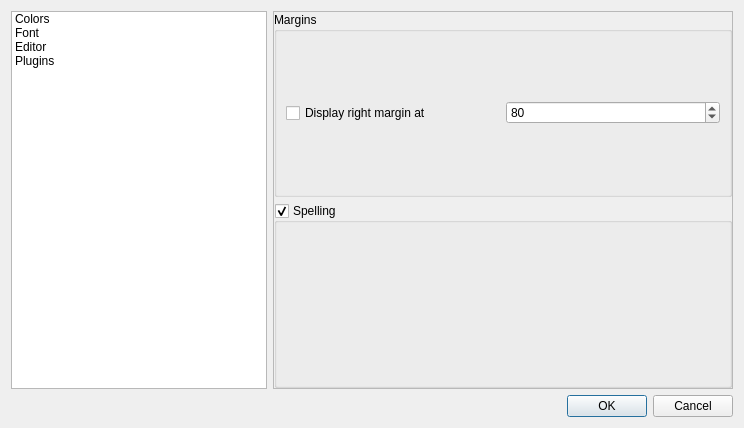
The window that src/editor/settings.ui (igormironchik/markdown-tools) describes before a commit, drawn with Qt 5.
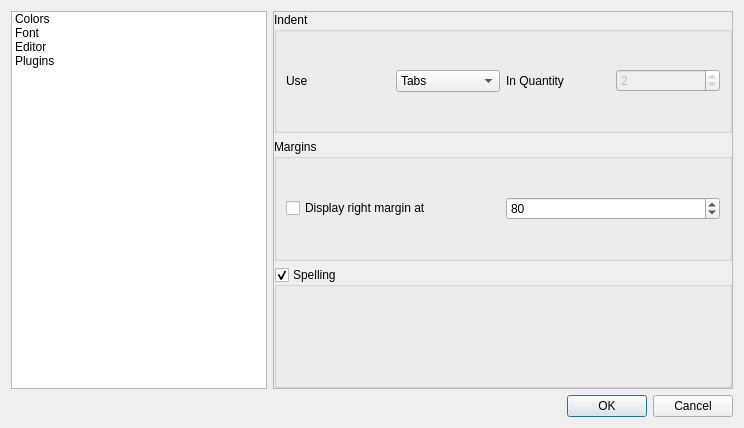
The same window after the commit. Icons and pictures are not drawn. Custom widgets are drawn as their Qt base class.

Commit message: Add an option for indentation mode (spaces or tab).

```diff
--- a/src/editor/settings.ui
+++ b/src/editor/settings.ui
@@ -13,7 +13,7 @@
   <property name="windowTitle">
    <string>Settings</string>
   </property>
-  <layout class="QVBoxLayout" name="verticalLayout_4">
+  <layout class="QVBoxLayout" name="verticalLayout_2">
    <item>
     <layout class="QHBoxLayout" name="horizontalLayout">
      <item>
@@ -103,7 +103,7 @@
               <height>374</height>
              </rect>
             </property>
-            <layout class="QVBoxLayout" name="verticalLayout_2">
+            <layout class="QVBoxLayout" name="verticalLayout_4">
              <property name="leftMargin">
               <number>0</number>
              </property>
@@ -116,6 +116,59 @@
              <property name="bottomMargin">
               <number>0</number>
              </property>
+             <item>
+              <widget class="QGroupBox" name="groupBox">
+               <property name="title">
+                <string>Indent</string>
+               </property>
+               <layout class="QHBoxLayout" name="horizontalLayout_3">
+                <item>
+                 <widget class="QLabel" name="label">
+                  <property name="text">
+                   <string>Use</string>
+                  </property>
+                 </widget>
+                </item>
+                <item>
+                 <widget class="QComboBox" name="m_tabsMode">
+                  <item>
+                   <property name="text">
+                    <string>Tabs</string>
+                   </property>
+                  </item>
+                  <item>
+                   <property name="text">
+                    <string>Spaces</string>
+                   </property>
+                  </item>
+                 </widget>
+                </item>
+                <item>
+                 <widget class="QLabel" name="label_2">
+                  <property name="text">
+                   <string>In Quantity</string>
+                  </property>
+                 </widget>
+                </item>
+                <item>
+                 <widget class="QSpinBox" name="m_spacesAmount">
+                  <property name="enabled">
+                   <bool>false</bool>
+                  </property>
+                  <property name="minimum">
+                   <number>1</number>
+                  </property>
+                  <property name="maximum">
+                   <number>10</number>
+                  </property>
+                  <property name="value">
+                   <number>2</number>
+                  </property>
+                 </widget>
+                </item>
+               </layout>
+              </widget>
+             </item>
              <item>
               <widget class="QGroupBox" name="m_marginsGroup">
                <property name="title">
```
The commit also changes 6 other files.
